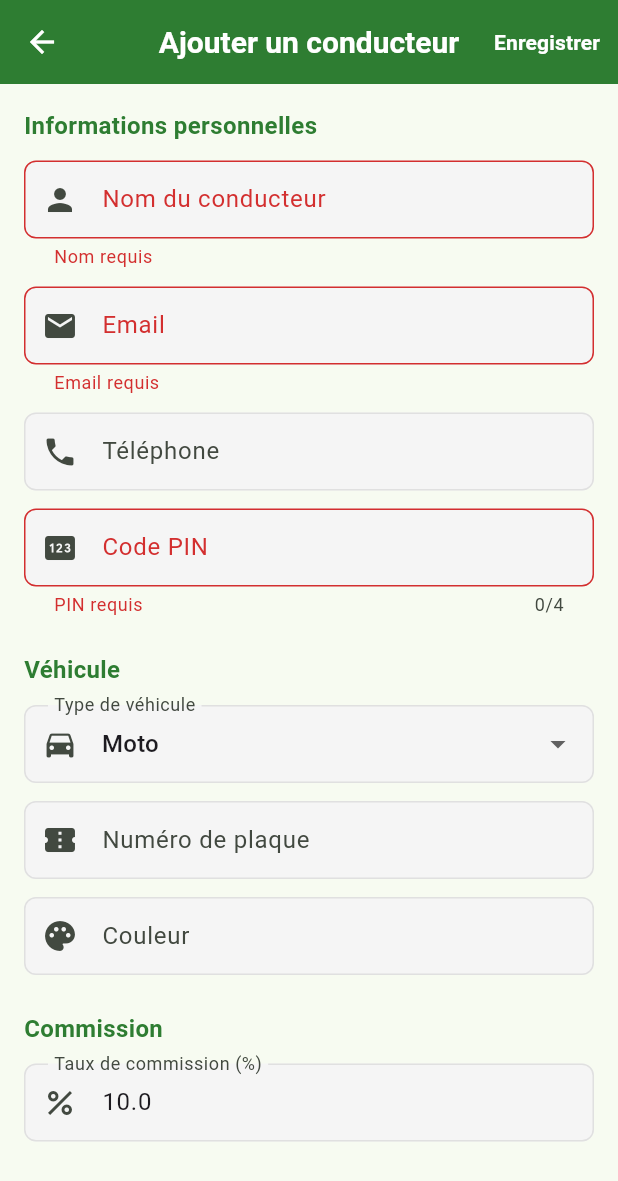
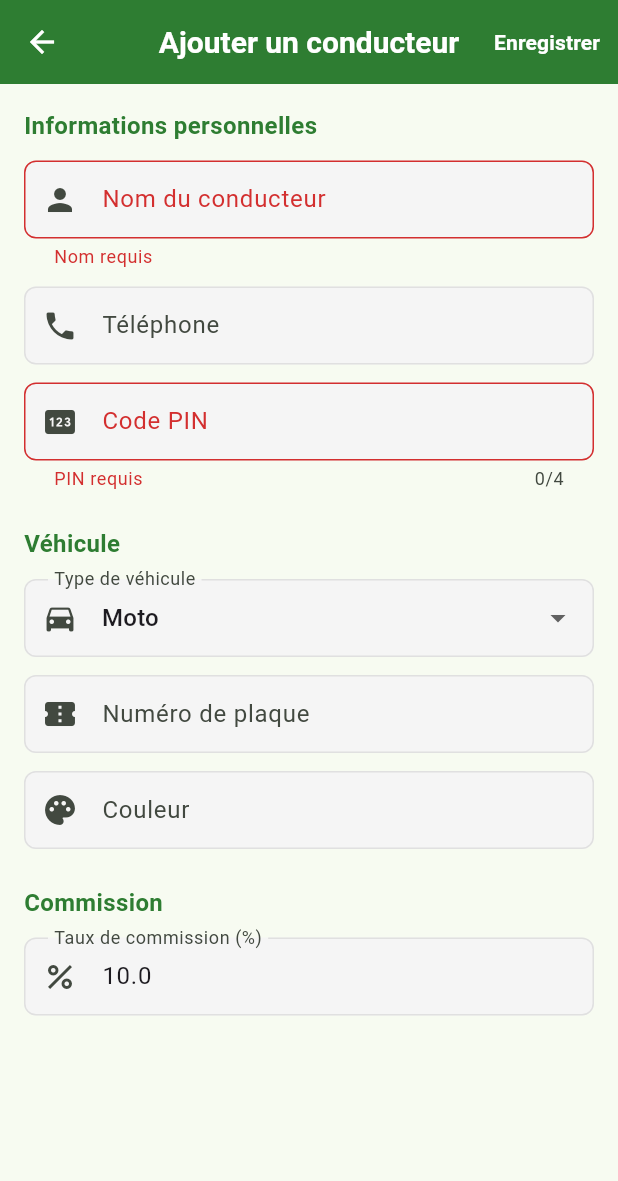
Before and after one commit to marabout-code/depot, a Flutter app: the DriverFormScreen screen opened directly, after a tap on "Enregistrer", on a phone screen of 412 x 824 dp. Shown: the top 1181 px of the screen. Run offline on Flutter 3.47's test engine with Material 3 defaults, Android fonts, the phone set to English and light mode, and no system bars; our stand-ins replace connectivity_plus, drift, drift_flutter, file_picker, flutter_riverpod, flutter_secure_storage and 3 more; missing offline and left inert: bcrypt; accounts and stored records are empty; generated files the repository leaves out were written again; network calls fail.

Commit message:
fix(drivers,backup): drop driver email field, save backup where chosen
Driver form no longer asks for an e-mail: drivers sign in with a PIN, so a
unique non-routable account e-mail is generated and hidden from the detail
and profile screens.

Backup export now opens the system "save as" dialog so the user picks the
destination, and the export strips off-device PIN material (offline hash /
plaintext) to match the documented guarantee. Adds a round-trip test.

```diff
--- a/lib/features/admin/drivers/driver_form_screen.dart
+++ b/lib/features/admin/drivers/driver_form_screen.dart
@@ -24,7 +24,6 @@ class DriverFormScreen extends ConsumerStatefulWidget {
 class _DriverFormScreenState extends ConsumerState<DriverFormScreen> {
   final _formKey = GlobalKey<FormState>();
   final _nameController = TextEditingController();
-  final _emailController = TextEditingController();
   final _phoneController = TextEditingController();
   final _pinController = TextEditingController();
   final _plateController = TextEditingController();
@@ -43,7 +42,6 @@ class _DriverFormScreenState extends ConsumerState<DriverFormScreen> {
       _isEditing = true;
       final d = widget.existingDriver!;
       _nameController.text = d.name;
-      _emailController.text = d.email;
       _phoneController.text = d.phone;
       // The plaintext PIN is never persisted or synced, so it cannot be shown
       // back to the form. An empty field means "keep the current PIN".
@@ -61,7 +59,6 @@ class _DriverFormScreenState extends ConsumerState<DriverFormScreen> {
   @override
   void dispose() {
     _nameController.dispose();
-    _emailController.dispose();
     _phoneController.dispose();
     _pinController.dispose();
     _plateController.dispose();
@@ -79,12 +76,18 @@ class _DriverFormScreenState extends ConsumerState<DriverFormScreen> {
       color: _colorController.text.trim(),
     );
 
+    // Drivers sign in with a PIN; the underlying auth account still needs a
+    // unique e-mail, so a private one is generated and never surfaced in the UI.
+    final email = _isEditing
+        ? widget.existingDriver!.email
+        : _syntheticEmail();
+
     final driver = DriverModel(
       id: _isEditing
           ? widget.existingDriver!.id
           : const Uuid().v4(),
       name: _nameController.text.trim(),
-      email: _emailController.text.trim(),
+      email: email,
       phone: _phoneController.text.trim(),
       pinCode: _pinController.text.trim(),
       vehicle: vehicle,
@@ -152,20 +155,6 @@ class _DriverFormScreenState extends ConsumerState<DriverFormScreen> {
                 prefixIcon: const Icon(Icons.person),
               ),
               validator: (v) => v?.isEmpty == true ? 'Nom requis' : null,
-            ),
-            const SizedBox(height: 12),
-            TextFormField(
-              controller: _emailController,
-              decoration: InputDecoration(
-                labelText: StringConstants.frDriverEmail,
-                prefixIcon: const Icon(Icons.email),
-              ),
-              keyboardType: TextInputType.emailAddress,
-              validator: (v) {
-                if (v?.isEmpty == true) return 'Email requis';
-                if (!v!.contains('@')) return 'Email invalide';
-                return null;
-              },
             ),
             const SizedBox(height: 12),
             TextFormField(
@@ -253,6 +242,11 @@ class _DriverFormScreenState extends ConsumerState<DriverFormScreen> {
     );
   }
 
+  /// Drivers sign in with a PIN, so no real e-mail is collected; a unique,
+  /// non-routable address keeps the auth account valid without exposing it.
+  static String _syntheticEmail() =>
+      'driver_${const Uuid().v4().substring(0, 8)}@depot.local';
+
   Widget _sectionTitle(String title) {
     return Text(title,
         style: GoogleFonts.roboto(
```
Also changed, not shown: lib/core/services/backup_service.dart (+17 -7 lines), lib/features/admin/drivers/driver_detail_screen.dart (+5 -3 lines), lib/features/admin/settings/settings_screen.dart (+49 -31 lines), lib/features/driver/home/driver_home_screen.dart (+7 -5 lines), 1 other file.
